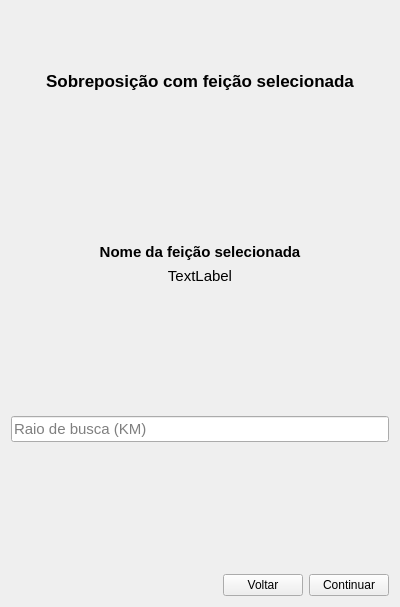
spuhub/prisma, file screens/overlay_feature.ui: the form before one commit.
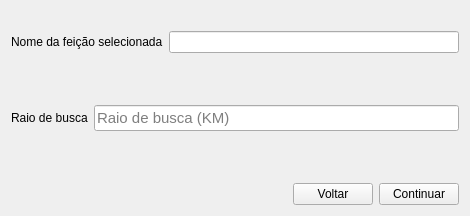
The form after the commit.

Commit message: correção de tela

What changed in the file:
```diff
--- a/screens/overlay_feature.ui
+++ b/screens/overlay_feature.ui
@@ -6,70 +6,14 @@
    <rect>
     <x>0</x>
     <y>0</y>
-    <width>400</width>
-    <height>607</height>
+    <width>470</width>
+    <height>216</height>
    </rect>
   </property>
   <property name="windowTitle">
-   <string>Form</string>
-  </property>
-  <layout class="QVBoxLayout" name="verticalLayout_2">
-   <item>
-    <spacer name="horizontalSpacer_2">
-     <property name="orientation">
-      <enum>Qt::Horizontal</enum>
-     </property>
-     <property name="sizeHint" stdset="0">
-      <size>
-       <width>40</width>
-       <height>20</height>
-      </size>
-     </property>
-    </spacer>
-   </item>
-   <item>
-    <spacer name="horizontalSpacer_5">
-     <property name="orientation">
-      <enum>Qt::Horizontal</enum>
-     </property>
-     <property name="sizeHint" stdset="0">
-      <size>
-       <width>40</width>
-       <height>20</height>
-      </size>
-     </property>
-    </spacer>
-   </item>
-   <item>
-    <spacer name="horizontalSpacer_3">
-     <property name="orientation">
-      <enum>Qt::Horizontal</enum>
-     </property>
-     <property name="sizeHint" stdset="0">
-      <size>
-       <width>40</width>
-       <height>20</height>
-      </size>
-     </property>
-    </spacer>
-   </item>
-   <item>
-    <widget class="QLabel" name="label">
-     <property name="font">
-      <font>
-       <pointsize>13</pointsize>
-       <weight>75</weight>
-       <bold>true</bold>
-      </font>
-     </property>
-     <property name="text">
       <string>Sobreposição com feição selecionada</string>
      </property>
-     <property name="alignment">
-      <set>Qt::AlignCenter</set>
-     </property>
-    </widget>
-   </item>
+  <layout class="QVBoxLayout" name="verticalLayout_2">
    <item>
     <layout class="QVBoxLayout" name="verticalLayout">
      <item>
@@ -86,49 +30,18 @@
       </spacer>
      </item>
      <item>
-      <spacer name="verticalSpacer_2">
-       <property name="orientation">
-        <enum>Qt::Vertical</enum>
-       </property>
-       <property name="sizeHint" stdset="0">
-        <size>
-         <width>20</width>
-         <height>40</height>
-        </size>
-       </property>
-      </spacer>
-     </item>
+      <layout class="QHBoxLayout" name="horizontalLayout_2">
      <item>
-      <widget class="QLabel" name="label_2">
-       <property name="font">
-        <font>
-         <pointsize>11</pointsize>
-         <weight>75</weight>
-         <bold>true</bold>
-        </font>
-       </property>
+        <widget class="QLabel" name="label">
        <property name="text">
         <string>Nome da feição selecionada</string>
        </property>
-       <property name="alignment">
-        <set>Qt::AlignCenter</set>
-       </property>
       </widget>
      </item>
      <item>
-      <widget class="QLabel" name="label_3">
-       <property name="font">
-        <font>
-         <pointsize>11</pointsize>
-        </font>
-       </property>
-       <property name="text">
-        <string>TextLabel</string>
-       </property>
-       <property name="alignment">
-        <set>Qt::AlignCenter</set>
-       </property>
-      </widget>
+        <widget class="QLineEdit" name="lineEdit"/>
+       </item>
+      </layout>
      </item>
      <item>
       <spacer name="verticalSpacer">
@@ -144,6 +57,15 @@
       </spacer>
      </item>
      <item>
+      <layout class="QHBoxLayout" name="horizontalLayout">
+       <item>
+        <widget class="QLabel" name="label_4">
+         <property name="text">
+          <string>Raio de busca</string>
+         </property>
+        </widget>
+       </item>
+       <item>
       <widget class="QLineEdit" name="lineEdit_6">
        <property name="font">
         <font>
@@ -172,6 +94,8 @@
         <enum>Qt::LogicalMoveStyle</enum>
        </property>
       </widget>
+       </item>
+      </layout>
      </item>
      <item>
       <spacer name="verticalSpacer_3">
```
Lines whose indentation alone changed are shown as unchanged. The commit also changes 1 other file.
